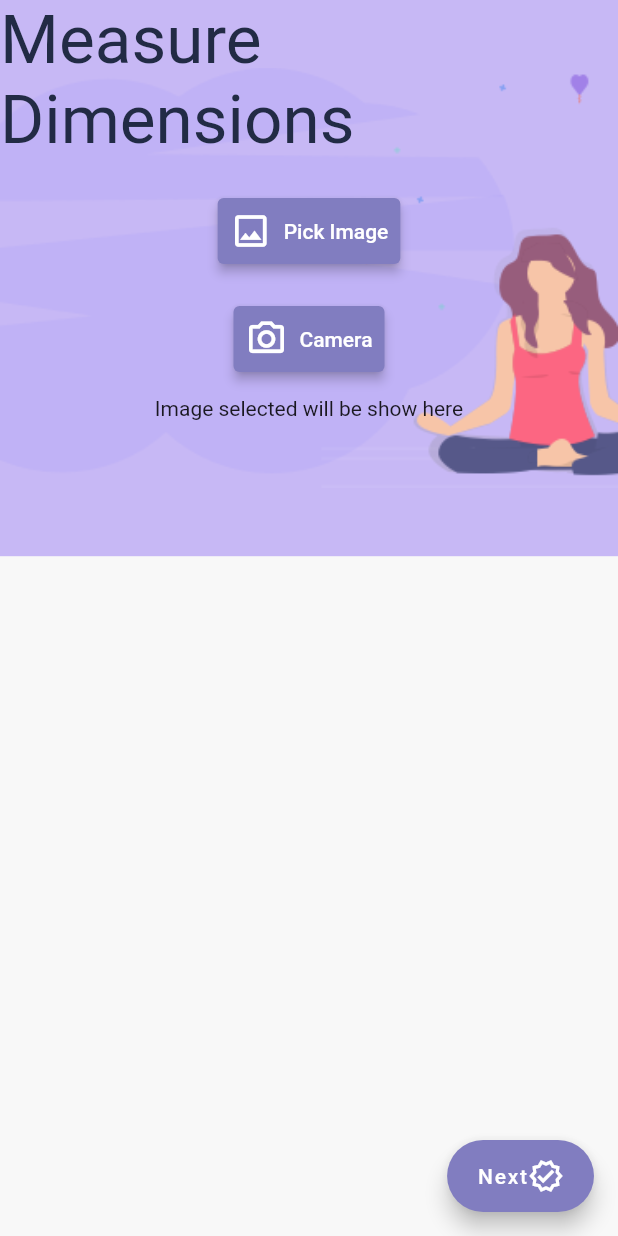
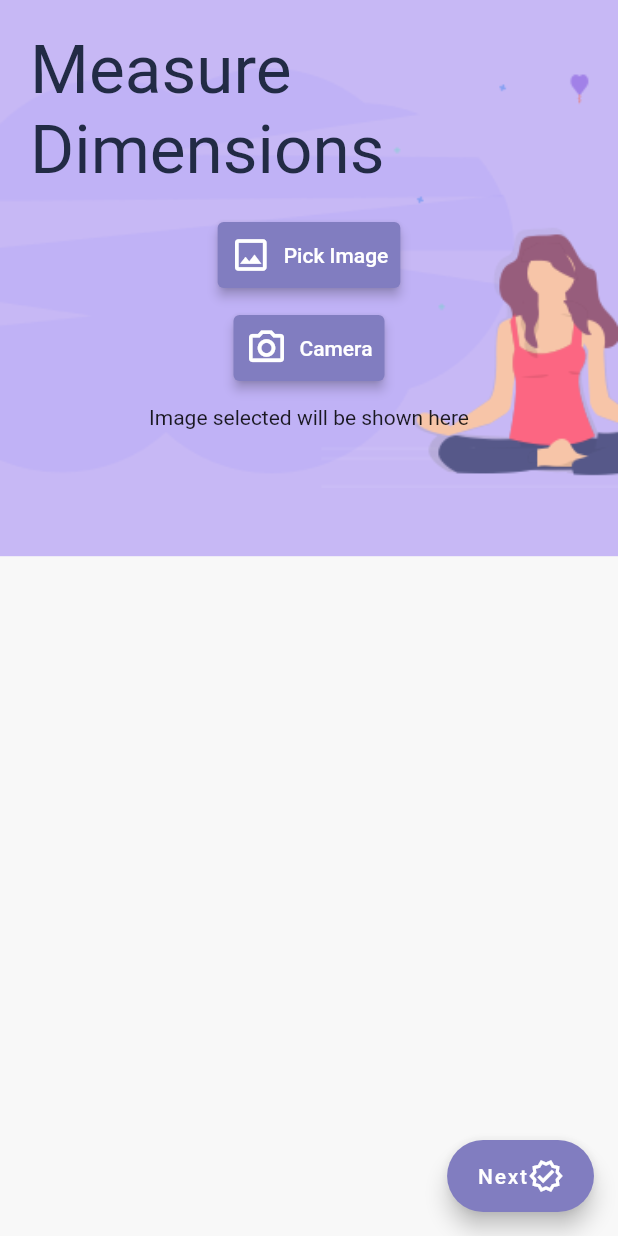
Before and after one commit to ShresthaUtsav03/lets-measure, a Flutter app: the screen it shows after launch, after a tap on "Measure Dimensions", on a phone screen of 412 x 824 dp. Run offline on Flutter 3.47's test engine with Material 2 defaults, Android fonts, the phone set to English and light mode, and no system bars; our stand-ins replace flutter_spinkit, flutter_svg, image_picker; project files that could hold a hidden picture were left out.

Commit message:
OutputImage page works!

```diff
--- a/lib/constants.dart
+++ b/lib/constants.dart
@@ -6,4 +6,5 @@ const kTextColor = Color(0xFF222B45);
 const kBlueLightColor = Color(0xFFC7B8F5);
 const kBlueColor = Color(0xFF817DC0);
 const kShadowColor = Color(0xFFE6E6E6);
-const String kApiUrl = 'http://cc31-110-44-115-196.ngrok.io/';
+const String kApiUrl =
+    'http://70d9-2400-1a00-b040-a323-7477-149b-4bea-9330.ngrok.io/';
--- a/lib/views/graphic_input.dart
+++ b/lib/views/graphic_input.dart
@@ -1,7 +1,4 @@
-import 'dart:convert';
 import 'dart:io';
-import 'dart:typed_data';
-
 import 'package:flutter/material.dart';
 import 'package:flutter/services.dart';
 import 'package:image_picker/image_picker.dart';
@@ -9,7 +6,6 @@ import 'package:lets_measure/constants.dart';
 import 'package:lets_measure/widgets/error_dialog.dart';
 import 'package:lets_measure/views/image_output.dart';
 import 'package:lets_measure/widgets/build_button.dart';
-import 'package:http/http.dart' as http;
 
 class ImageInputScreen extends StatefulWidget {
   const ImageInputScreen({Key? key}) : super(key: key);
@@ -20,82 +16,9 @@ class ImageInputScreen extends StatefulWidget {
 
 class _ImageInputScreenState extends State<ImageInputScreen> {
   bool imageSelected = false;
-  bool received = false;
   File? image;
   String errorMsg = "";
   Widget next = SizedBox();
-
-  String message = "";
-  String resultImage = "";
-  late List<dynamic> size;
-  Widget imageOutput = const FlutterLogo();
-
-  late String base64;
-
-  void displayResponseImage() async {
-    try {
-      Uint8List convertedBytes = base64Decode(resultImage);
-      //print("The uint8list is:" + resultImage);
-      imageOutput = Container(
-        width: 120,
-        height: 120,
-        child: Image.memory(
-          convertedBytes,
-          fit: BoxFit.cover,
-        ),
-      );
-    } catch (e) {
-      errorMsg = e.toString();
-      showErrorDialog(context, errorMsg);
-    }
-  }
-
-  uploadImage() async {
-    try {
-      var request = http.MultipartRequest(
-        'POST',
-        Uri.parse(kApiUrl + "object_measurement_rectangle"),
-      );
-      Map<String, String> headers = {"Content-type": "multipart/form-data"};
-      request.files.add(
-        http.MultipartFile(
-          'image',
-          image!.readAsBytes().asStream(),
-          image!.lengthSync(),
-          filename: "filename",
-          //contentType: MediaType('image', 'jpeg'),
-        ),
-      );
-      request.headers.addAll(headers);
-      //print("request: " + request.toString());
-      final response = await request.send();
-
-      http.Response res = await http.Response.fromStream(response);
-      final resJson = jsonDecode(res.body);
-      received = true;
-
-      message = resJson['message'];
-      resultImage = resJson['image'];
-      displayResponseImage();
-    } catch (e) {
-      errorMsg = e.toString();
-      showErrorDialog(context, errorMsg);
-    }
-    print(resultImage);
-
-    //displayResponseImage();
-    setState(() {});
-    //final decodedBytes = base64Decode(resultImage);
-    // base64 = resultImage.toString();
-    // try {
-    //   print("The code is:" + resultImage);
-    // } catch (e) {
-    //   print(e.toString());
-    // }
-
-    // var file = File("decodedImage.jpg");
-    // file.writeAsBytesSync(decodedBytes);
-  }
 
   Future pickImage(ImageSource source) async {
     try {
@@ -124,14 +47,14 @@ class _ImageInputScreenState extends State<ImageInputScreen> {
           heroTag: 'uniqueTag',
           label: Row(
             children: [
-              Text('Next'),
-              Icon(Icons.verified_outlined),
+              const Text('Next'),
+              const Icon(Icons.verified_outlined),
             ],
           ),
           onPressed: () {
             imageSelected
                 ? Navigator.push(context, MaterialPageRoute(builder: (context) {
-                    return ImageOutput();
+                    return ImageOutput(image: image);
                   }))
                 : () {};
           }),
@@ -150,18 +73,21 @@ class _ImageInputScreenState extends State<ImageInputScreen> {
           SafeArea(
             child: Column(
               children: [
-                Text(
-                  "Measure Dimensions",
-                  style: Theme.of(context).textTheme.headline3,
-                  //.copyWith(fontWeight: FontWeight.w900),
+                Padding(
+                  padding: const EdgeInsets.all(20.0),
+                  child: Text(
+                    "Measure Dimensions",
+                    style: Theme.of(context).textTheme.headline3,
+                    //.copyWith(fontWeight: FontWeight.w900),
+                  ),
                 ),
-                const SizedBox(height: 24),
+                // const SizedBox(height: 24),
                 BuildButton(
                   title: 'Pick Image',
                   icon: Icons.image_outlined,
                   onClicked: () => pickImage(ImageSource.gallery),
                 ),
-                const SizedBox(height: 24),
+                const SizedBox(height: 14),
                 BuildButton(
                   title: 'Camera',
                   icon: Icons.camera_alt_outlined,
@@ -172,13 +98,13 @@ class _ImageInputScreenState extends State<ImageInputScreen> {
                     ? Image.file(
                         image!,
                         width: size.width * 0.97,
-                        height: size.height * 0.55,
+                        height: size.height * 0.45,
 
                         //fit: BoxFit.fitHeight,
                       )
                     : const SizedBox(
                         child: Center(
-                          child: Text('Image selected will be show here'),
+                          child: Text('Image selected will be shown here'),
                         ),
                       ),
               ],
--- a/lib/views/home.dart
+++ b/lib/views/home.dart
@@ -62,7 +62,7 @@ class HomeScreen extends StatelessWidget {
                         ),
                         CategoryCard(
                           title: "Detect Color",
-                          svgSrc: "assets/icons/Excrecises.svg",
+                          svgSrc: "assets/icons/gym.svg",
                           selectedOption: 'Color',
                         ),
                         CategoryCard(
--- a/lib/widgets/category_card.dart
+++ b/lib/widgets/category_card.dart
@@ -51,7 +51,10 @@ class CategoryCard extends StatelessWidget {
               child: Column(
                 children: <Widget>[
                   const Spacer(),
-                  SvgPicture.asset(svgSrc),
+                  SvgPicture.asset(
+                    svgSrc,
+                    height: 60,
+                  ),
                   const Spacer(),
                   Text(title,
                       textAlign: TextAlign.center,
```
Also changed, not shown: lib/views/image_output.dart (+105 -3 lines), lib/widgets/loading.dart (+10 -3 lines), assets/icons/Compass.svg (added), assets/icons/colors.svg (added).
